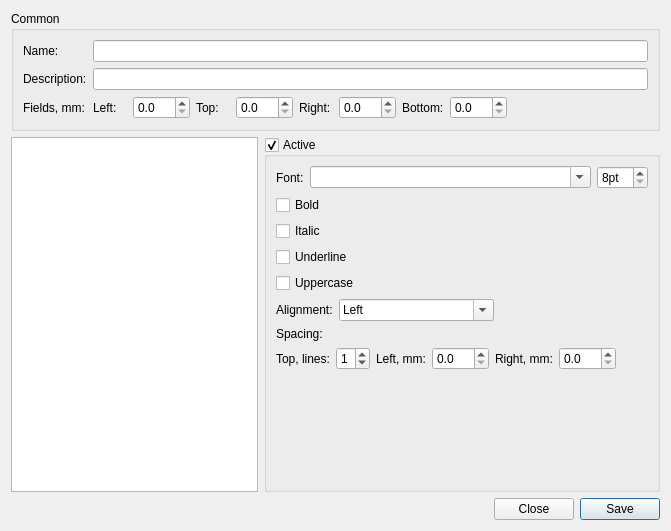
dimkanovikov/KITScenarist, file src/bin/Scenarist/UserInterfaceLayer/Settings/StyleDialog.ui: the form before one commit.
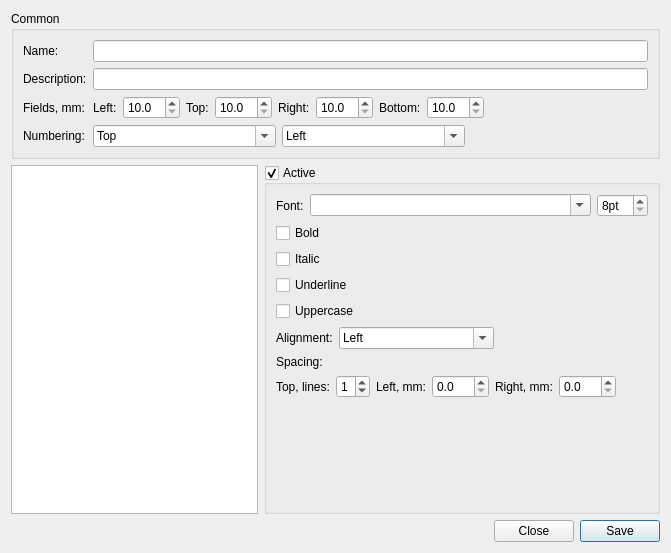
The form after the commit.

Commit message: Add numbering positioning info to scenario styles

The edit to the form file:
```diff
--- a/src/bin/Scenarist/UserInterfaceLayer/Settings/StyleDialog.ui
+++ b/src/bin/Scenarist/UserInterfaceLayer/Settings/StyleDialog.ui
@@ -7,7 +7,7 @@
     <x>0</x>
     <y>0</y>
     <width>671</width>
-    <height>531</height>
+    <height>553</height>
    </rect>
   </property>
   <property name="windowTitle">
@@ -277,13 +277,6 @@
       <string>Common</string>
      </property>
      <layout class="QGridLayout" name="gridLayout_2">
-      <item row="2" column="1">
-       <widget class="QLabel" name="label_12">
-        <property name="text">
-         <string>Left:</string>
-        </property>
-       </widget>
-      </item>
       <item row="0" column="0">
        <widget class="QLabel" name="label_4">
         <property name="text">
@@ -291,17 +284,7 @@
         </property>
        </widget>
       </item>
-      <item row="1" column="1" colspan="12">
-       <widget class="QLineEdit" name="description"/>
-      </item>
-      <item row="2" column="0">
-       <widget class="QLabel" name="label_9">
-        <property name="text">
-         <string>Fields, mm:</string>
-        </property>
-       </widget>
-      </item>
-      <item row="0" column="1" colspan="12">
+      <item row="0" column="1">
        <widget class="QLineEdit" name="name"/>
       </item>
       <item row="1" column="0">
@@ -311,68 +294,99 @@
         </property>
        </widget>
       </item>
-      <item row="2" column="2">
+      <item row="1" column="1">
+       <widget class="QLineEdit" name="description"/>
+      </item>
+      <item row="2" column="0">
+       <widget class="QLabel" name="label_9">
+        <property name="text">
+         <string>Fields, mm:</string>
+        </property>
+       </widget>
+      </item>
+      <item row="2" column="1">
+       <layout class="QHBoxLayout" name="horizontalLayout_6">
+        <item>
+         <widget class="QLabel" name="label_12">
+          <property name="text">
+           <string>Left:</string>
+          </property>
+         </widget>
+        </item>
+        <item>
        <widget class="QDoubleSpinBox" name="leftField">
         <property name="decimals">
          <number>1</number>
         </property>
+          <property name="minimum">
+           <double>10.000000000000000</double>
+          </property>
         <property name="maximum">
          <double>100.000000000000000</double>
         </property>
        </widget>
       </item>
-      <item row="2" column="3">
+        <item>
        <widget class="QLabel" name="label_11">
         <property name="text">
          <string>Top:</string>
         </property>
        </widget>
       </item>
-      <item row="2" column="4">
+        <item>
        <widget class="QDoubleSpinBox" name="topField">
         <property name="decimals">
          <number>1</number>
         </property>
+          <property name="minimum">
+           <double>10.000000000000000</double>
+          </property>
         <property name="maximum">
          <double>100.000000000000000</double>
         </property>
        </widget>
       </item>
-      <item row="2" column="5">
+        <item>
        <widget class="QLabel" name="label_10">
         <property name="text">
          <string>Right:</string>
         </property>
        </widget>
       </item>
-      <item row="2" column="6">
+        <item>
        <widget class="QDoubleSpinBox" name="rightField">
         <property name="decimals">
          <number>1</number>
         </property>
+          <property name="minimum">
+           <double>10.000000000000000</double>
+          </property>
         <property name="maximum">
          <double>100.000000000000000</double>
         </property>
        </widget>
       </item>
-      <item row="2" column="7">
+        <item>
        <widget class="QLabel" name="label_13">
         <property name="text">
          <string>Bottom:</string>
         </property>
        </widget>
       </item>
-      <item row="2" column="8">
+        <item>
        <widget class="QDoubleSpinBox" name="bottomField">
         <property name="decimals">
          <number>1</number>
         </property>
+          <property name="minimum">
+           <double>10.000000000000000</double>
+          </property>
         <property name="maximum">
          <double>100.000000000000000</double>
         </property>
        </widget>
       </item>
-      <item row="2" column="9" colspan="4">
+        <item>
        <spacer name="horizontalSpacer_5">
         <property name="orientation">
          <enum>Qt::Horizontal</enum>
@@ -386,6 +400,83 @@
        </spacer>
       </item>
      </layout>
+      </item>
+      <item row="3" column="0">
+       <widget class="QLabel" name="label_14">
+        <property name="text">
+         <string>Numbering:</string>
+        </property>
+       </widget>
+      </item>
+      <item row="3" column="1">
+       <layout class="QHBoxLayout" name="horizontalLayout_5">
+        <item>
+         <widget class="QComboBox" name="numberingVerticalAlignment">
+          <property name="sizePolicy">
+           <sizepolicy hsizetype="Expanding" vsizetype="Fixed">
+            <horstretch>0</horstretch>
+            <verstretch>0</verstretch>
+           </sizepolicy>
+          </property>
+          <property name="editable">
+           <bool>true</bool>
+          </property>
+          <item>
+           <property name="text">
+            <string>Top</string>
+           </property>
+          </item>
+          <item>
+           <property name="text">
+            <string>Bottom</string>
+           </property>
+          </item>
+         </widget>
+        </item>
+        <item>
+         <widget class="QComboBox" name="numberingHorizontalAlignment">
+          <property name="sizePolicy">
+           <sizepolicy hsizetype="Expanding" vsizetype="Fixed">
+            <horstretch>0</horstretch>
+            <verstretch>0</verstretch>
+           </sizepolicy>
+          </property>
+          <property name="editable">
+           <bool>true</bool>
+          </property>
+          <item>
+           <property name="text">
+            <string>Left</string>
+           </property>
+          </item>
+          <item>
+           <property name="text">
+            <string>Center</string>
+           </property>
+          </item>
+          <item>
+           <property name="text">
+            <string>Right</string>
+           </property>
+          </item>
+         </widget>
+        </item>
+        <item>
+         <spacer name="horizontalSpacer_2">
+          <property name="orientation">
+           <enum>Qt::Horizontal</enum>
+          </property>
+          <property name="sizeHint" stdset="0">
+           <size>
+            <width>40</width>
+            <height>20</height>
+           </size>
+          </property>
+         </spacer>
+        </item>
+       </layout>
+      </item>
+     </layout>
     </widget>
    </item>
    <item row="1" column="0">
```
Left out of the diff: 6 changed lines with no effect on the pictures. Lines whose indentation alone changed are shown as unchanged. The commit also changes 4 other files.
